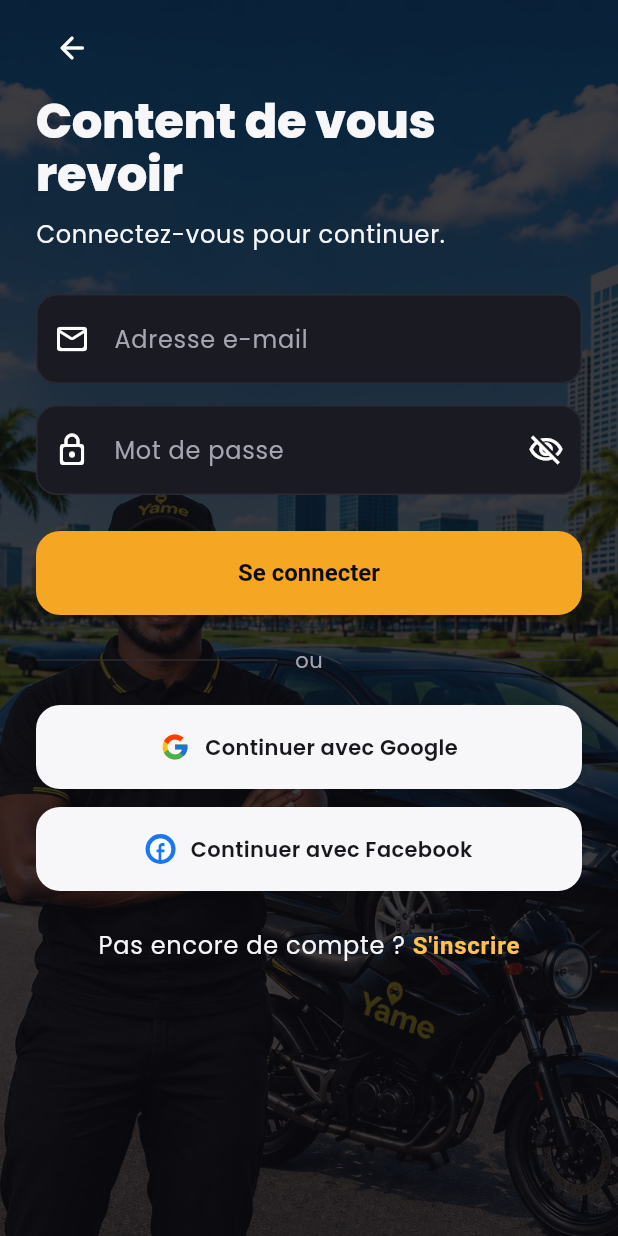
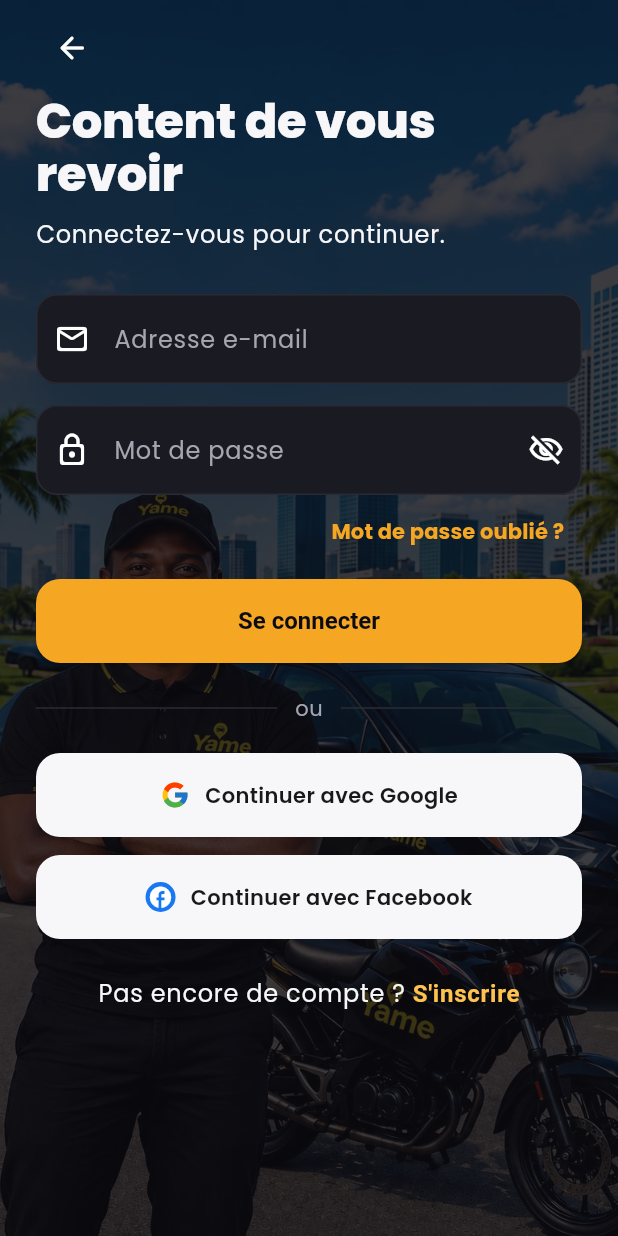
Before and after one commit to charialsitou5-create/YAME, a Flutter app: the LoginScreen screen opened by its route, on a phone screen of 412 x 824 dp. Run offline on Flutter 3.47's test engine with Material 3 defaults, Android fonts, the phone set to English and light mode, and no system bars; our stand-ins replace cloud_firestore, firebase_auth, firebase_core, firebase_crashlytics, firebase_messaging, firebase_storage and 7 more; missing offline and left inert: flutter_facebook_auth; accounts and stored records are empty.

Commit message:
feat(auth): mot de passe oublié (écran + lien sur la connexion, message neutre)
Co-Authored-By: Claude Sonnet 5.5 <noreply@anthropic.com>

```diff
--- a/lib/core/constants/app_strings.dart
+++ b/lib/core/constants/app_strings.dart
@@ -478,4 +478,52 @@ class AppStrings {
       'Composez le code USSD reçu sur votre téléphone pour valider le paiement.';
   static const rechargeInitiateError =
       'Impossible de lancer la recharge, réessayez.';
+
+  // Mot de passe oublié
+  static const forgotPasswordLink = 'Mot de passe oublié ?';
+  static const forgotPasswordTitle = 'Mot de passe oublié';
+  static const forgotPasswordSubtitle =
+      'Saisissez votre adresse e-mail : nous vous enverrons un lien pour choisir un nouveau mot de passe.';
+  static const forgotPasswordCta = 'Envoyer le lien';
+  static const forgotPasswordSuccess =
+      'Si un compte existe avec cette adresse, un e-mail de réinitialisation vient d\'être envoyé. Pensez à vérifier vos courriers indésirables.';
+  static const forgotPasswordTooManyRequests =
+      'Trop de tentatives. Patientez quelques minutes avant de réessayer.';
+  static const forgotPasswordBackToLogin = 'Retour à la connexion';
+
+  // Vérification de l'e-mail
+  static const emailVerifyBannerTitle = 'Vérifiez votre e-mail';
+  static const emailVerifyBannerBody =
+      'Un lien de confirmation a été envoyé à votre adresse e-mail.';
+  static const emailVerifyResend = 'Renvoyer';
+  static const emailVerifyDone = 'J\'ai vérifié';
+  static const emailVerifyResent = 'E-mail de vérification renvoyé.';
+  static const emailVerifyStillPending =
+      'Votre e-mail n\'est pas encore vérifié.';
+  static const emailVerifyVerified = 'E-mail vérifié, merci !';
+  static const emailVerifyRequired =
+      'Vérifiez votre e-mail pour continuer.';
+
+  // Modération
+  static const moderationBlockedTitle = 'Compte restreint';
+  static const moderationSuspendedTitle = 'Compte suspendu';
+  static const moderationUntil = 'Jusqu\'au ';
+  static const moderationReasonLabel = 'Motif : ';
+  static const moderationContactSupport =
+      'Si vous pensez qu\'il s\'agit d\'une erreur, contactez le support Yame.';
+  static const moderationClientCannotRequest =
+      'Votre compte est restreint : vous ne pouvez pas commander de course pour le moment.';
+  static const moderationDriverCannotGoOnline =
+      'Votre compte chauffeur est suspendu : vous ne pouvez pas passer en ligne.';
+
+  // Mes signalements
+  static const myReportsTitle = 'Mes signalements';
+  static const myReportsEntry = 'Mes signalements et réponses';
+  static const myReportsEmpty =
+      'Aucun signalement enregistré sur cet appareil.';
+  static const myReportsReplyReceived = 'Réponse reçue';
+  static const myReportsInProgress = 'En cours de traitement';
+  static const myReportsNoReplyYet = 'Pas encore de réponse de l\'équipe.';
+  static const myReportsTeamReply = 'Réponse de l\'équipe Yame';
+  static const myReportsLoadError = 'Impossible de charger les réponses.';
 }
--- a/lib/features/auth/login_screen.dart
+++ b/lib/features/auth/login_screen.dart
@@ -7,6 +7,7 @@ import '../../core/theme/app_colors.dart';
 import '../../core/widgets/social_button.dart';
 import '../../routes/app_routes.dart';
 import '../../services/social_auth_service.dart';
+import 'forgot_password_screen.dart';
 
 /// Connexion par e-mail + mot de passe.
 class LoginScreen extends StatefulWidget {
@@ -164,7 +165,22 @@ class _LoginScreenState extends State<LoginScreen> {
                       const SizedBox(height: 14),
                       Text(_errorMessage!, style: const TextStyle(color: AppColors.error)),
                     ],
-                    const SizedBox(height: 24),
+                    Align(
+                      alignment: Alignment.centerRight,
+                      child: TextButton(
+                        onPressed: _submitting
+                            ? null
+                            : () => Navigator.of(context).push(
+                                  MaterialPageRoute(
+                                    builder: (_) => ForgotPasswordScreen(
+                                      initialEmail: _emailController.text.trim(),
+                                    ),
+                                  ),
+                                ),
+                        child: const Text(AppStrings.forgotPasswordLink),
+                      ),
+                    ),
+                    const SizedBox(height: 8),
                     ElevatedButton(
                       onPressed: _submitting ? null : _submit,
                       child: _submitting
```
Also changed, not shown: lib/features/auth/forgot_password_screen.dart (added, +156 -0 lines), 1 other file.
